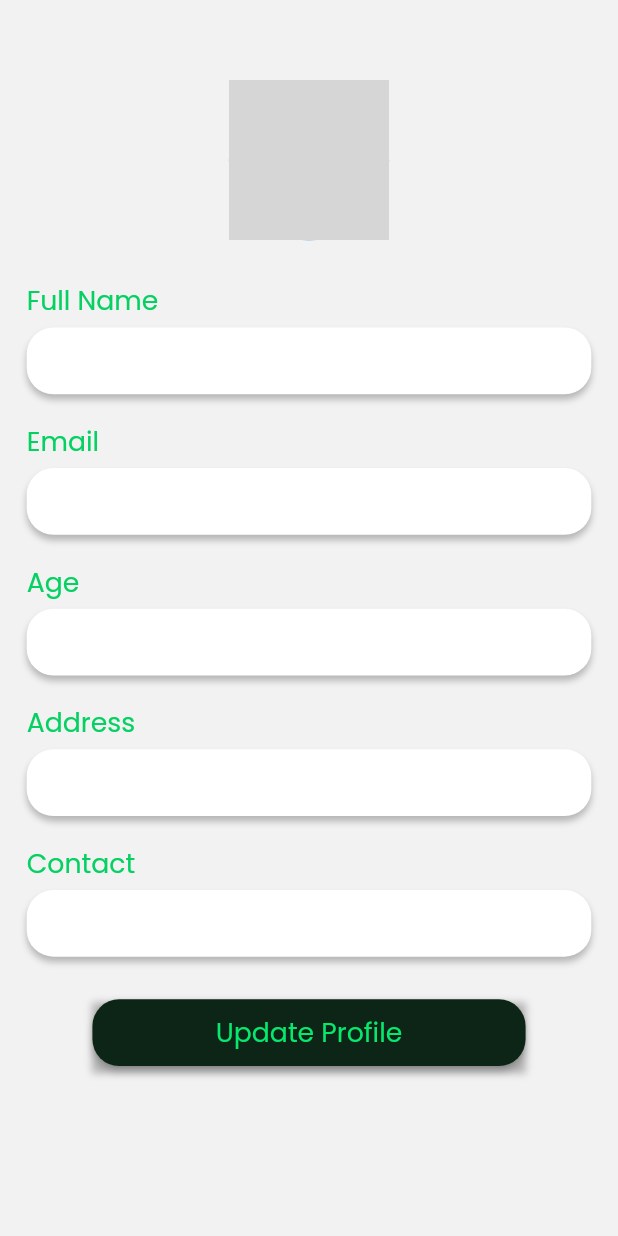
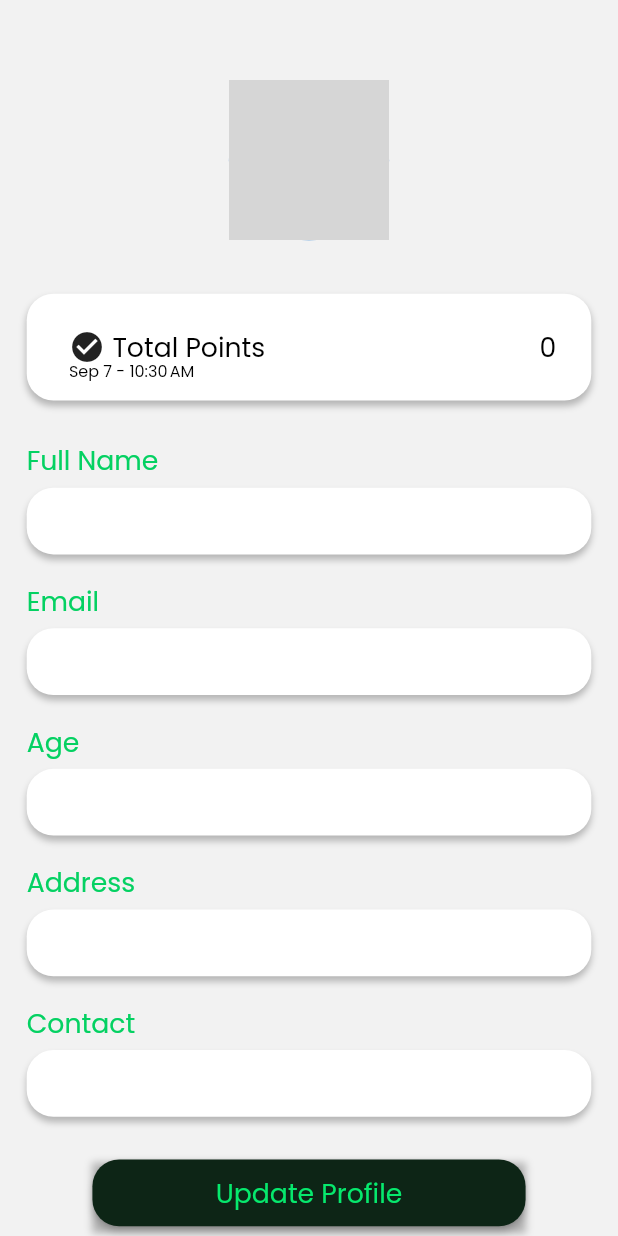
Before and after one commit to UsmanAsad87/cash_driver, a Flutter app: the ProfileScreen screen opened directly, on a phone screen of 412 x 824 dp. Run offline on Flutter 3.47's test engine with Material 2 defaults, Android fonts, the phone set to English and light mode, and no system bars; our stand-ins replace action_slider, cloud_firestore, firebase_auth, firebase_core, firebase_storage, flutter_screenutil and 6 more; accounts and stored records are empty; network calls fail; grey boxes are pictures that could not be loaded.

Commit message:
The Points are added

```diff
--- a/lib/constants.dart
+++ b/lib/constants.dart
@@ -42,8 +42,12 @@ final kBodyStyle4 = GoogleFonts.poppins(
 //     color: kWhiteColor, fontSize: 15.sp, fontWeight: FontWeight.w400);
 final kBodyStyle5 = GoogleFonts.poppins(
     color: kSecondaryColor, fontSize: 24.sp, fontWeight: FontWeight.w400);
+final kBodyStyle5a = GoogleFonts.poppins(
+    color: kSecondaryColor, fontSize: 20.sp, fontWeight: FontWeight.w400);
 final kBodyStyle6 = GoogleFonts.poppins(
     color: kSecondaryColor, fontSize: 15.sp, fontWeight: FontWeight.w400);
+final kBodyStyle6a = GoogleFonts.poppins(
+    color: kSecondaryColor, fontSize: 12.sp, fontWeight: FontWeight.w400);
 final kBodyStyle7 = GoogleFonts.poppins(
     color: const Color(0xFF707070), fontSize: 20.sp, fontWeight: FontWeight.w400);
 final kBodyStyle8 = GoogleFonts.poppins(
--- a/lib/screens/activity_screen.dart
+++ b/lib/screens/activity_screen.dart
@@ -76,8 +76,6 @@ class _ActivityScreenState extends State<ActivityScreen> {
                           itemBuilder: (context, index) {
                             RideModel ride = RideModel.fromJson(
                                 snapshot.data!.docs[index].data());
-                            print(snapshot.data!.docs[index].data());
-                            print(ride.distance);
                             return ActivityTile(kms: ride.distance,  points:ride.points, isAlert: ride.isSpeedLess20);
                           },
                         );
--- a/lib/screens/home_screen.dart
+++ b/lib/screens/home_screen.dart
@@ -1,14 +1,18 @@
 import 'dart:async';
 
 import 'package:action_slider/action_slider.dart';
+import 'package:cash_driver/Models/RideModel.dart';
 import 'package:cash_driver/constants.dart';
 import 'package:cash_driver/resources/ride_methods.dart';
+import 'package:cloud_firestore/cloud_firestore.dart';
+import 'package:firebase_auth/firebase_auth.dart';
 import 'package:flutter/material.dart';
 import 'package:flutter_screenutil/flutter_screenutil.dart';
 import 'package:geolocator/geolocator.dart';
 import 'package:intl/intl.dart';
 import 'dart:math' show cos, sqrt, asin;
 
+import '../utils/loader.dart';
 import '../utils/toast.dart';
 
 class HomeScreen extends StatefulWidget {
@@ -119,10 +123,36 @@ class _HomeScreenState extends State<HomeScreen> {
                       'Home',
                       style: kHeadingStyle1,
                     ),
-                    Text(
-                      '10 Points',
-                      style: kBodyStyle7,
-                    )
+                    StreamBuilder(
+                        stream: FirebaseFirestore.instance
+                            .collection('users')
+                            .doc(FirebaseAuth.instance.currentUser!.uid)
+                            .collection('rides').orderBy('dateTime',descending: true)
+                            .snapshots(),
+                        builder: (context, AsyncSnapshot<QuerySnapshot<Map<String, dynamic>>>
+                        snapshot){
+                          if (snapshot.connectionState ==
+                              ConnectionState.waiting) {
+                            return spinKit();
+                          }
+                          if (snapshot.data!.docs.isEmpty) {
+                            return Text(
+                              '0 Points',
+                              style: kBodyStyle7,
+                            );
+                          }
+                          int point=0;
+                          for(int i=0;i<snapshot.data!.docs.length;i++){
+                            RideModel ride = RideModel.fromJson(
+                                snapshot.data!.docs[i].data());
+                            point+=int.parse(ride.points);
+                          }
+                          return Text(
+                            '$point Points',
+                            style: kBodyStyle7,
+                          );
+                        }
+                    ),
                   ],
                 ),
               ),
--- a/lib/screens/profile_screen.dart
+++ b/lib/screens/profile_screen.dart
@@ -5,13 +5,18 @@ import 'package:cash_driver/resources/auth_methods.dart';
 import 'package:cash_driver/utils/select_image.dart';
 import 'package:cash_driver/widgets/custom_button.dart';
 import 'package:cash_driver/widgets/custom_text_field.dart';
+import 'package:cloud_firestore/cloud_firestore.dart';
+import 'package:firebase_auth/firebase_auth.dart';
 import 'package:flutter/material.dart';
 import 'package:flutter_screenutil/flutter_screenutil.dart';
 import 'package:image_picker/image_picker.dart';
+import 'package:intl/intl.dart';
 import 'package:provider/provider.dart';
 
+import '../Models/RideModel.dart';
 import '../Models/UserModel.dart';
 import '../provider/user_provider.dart';
+import '../utils/loader.dart';
 import '../utils/toast.dart';
 
 class ProfileScreen extends StatefulWidget {
@@ -111,6 +116,33 @@ class _ProfileScreenState extends State<ProfileScreen> {
                   ),
                   SizedBox(
                     height: 30.h,
+                  ),
+                  StreamBuilder(
+                      stream: FirebaseFirestore.instance
+                          .collection('users')
+                          .doc(FirebaseAuth.instance.currentUser!.uid)
+                          .collection('rides').orderBy('dateTime',descending: true)
+                          .snapshots(),
+                      builder: (context, AsyncSnapshot<QuerySnapshot<Map<String, dynamic>>>
+                      snapshot){
+                        if (snapshot.connectionState ==
+                            ConnectionState.waiting) {
+                          return spinKit();
+                        }
+                        if (snapshot.data!.docs.isEmpty) {
+                          return PointsTile(points: '0', dateTime: DateTime.now());
+                        }
+                        int point=0;
+                        for(int i=0;i<snapshot.data!.docs.length;i++){
+                          RideModel ride = RideModel.fromJson(
+                              snapshot.data!.docs[i].data());
+                          point+=int.parse(ride.points);
+                        }
+                        return PointsTile(points: point.toString(), dateTime: DateTime.now());
+                      }
+                  ),
+                  SizedBox(
+                    height: 20.h,
                   ),
                   Form(
                     key: profileKey,
@@ -229,3 +261,81 @@ class _ProfileScreenState extends State<ProfileScreen> {
     );
   }
 }
+
+class PointsTile extends StatelessWidget {
+  final String points;
+  final DateTime dateTime;
+  const PointsTile({
+    Key? key,
+    required this.points,
+    required this.dateTime,
+  }) : super(key: key);
+
+
+  @override
+  Widget build(BuildContext context) {
+    return Padding(
+      padding: EdgeInsets.symmetric(vertical: 10.h),
+      child: Container(
+        height: 80.h,
+        width: double.infinity,
+        padding: EdgeInsets.all(10.h),
+        decoration: BoxDecoration(
+          color: kWhiteColor,//const Color(0xFF06E96D),
+          borderRadius: BorderRadius.circular(20.r),
+          boxShadow: [
+            BoxShadow(
+              offset: Offset(0.w, 4.h),
+              blurRadius: 4.r,
+              color: Colors.black.withOpacity(0.25),
+            )
+          ],
+        ),
+        child: Row(
+          mainAxisAlignment: MainAxisAlignment.spaceBetween,
+          crossAxisAlignment: CrossAxisAlignment.center,
+          children: [
+            Row(
+              children: [
+                Padding(
+                  padding: EdgeInsets.symmetric(horizontal: 20.0.w),
+                  child: Stack(
+                    children: [
+                      Positioned(
+                          left: 0,
+                          bottom:-2.h,
+                          child: Text(
+                            '${DateFormat.MMMd().format(dateTime)} - ${DateFormat.jm().format(dateTime)}',
+                            style: kBodyStyle6a,
+                          )),
+                      Padding(
+                        padding: EdgeInsets.symmetric(vertical: 10.0.h),
+                        child: Row(
+                          children: [
+                            Icon(Icons.check_circle),
+                            SizedBox(width: 5,),
+                            Text(
+                              'Total Points',
+                              style:kBodyStyle5a,
+                            ),
+                          ],
+                        ),
+                      ),
+                    ],
+                  ),
+                ),
+              ],
+            ),
+            Padding(
+              padding:  EdgeInsets.symmetric(horizontal: 15.0.w),
+              child: Text(
+                points,
+                style: kBodyStyle5a,
+              ),
+            )
+          ],
+        ),
+      ),
+    );
+  }
+}
```
